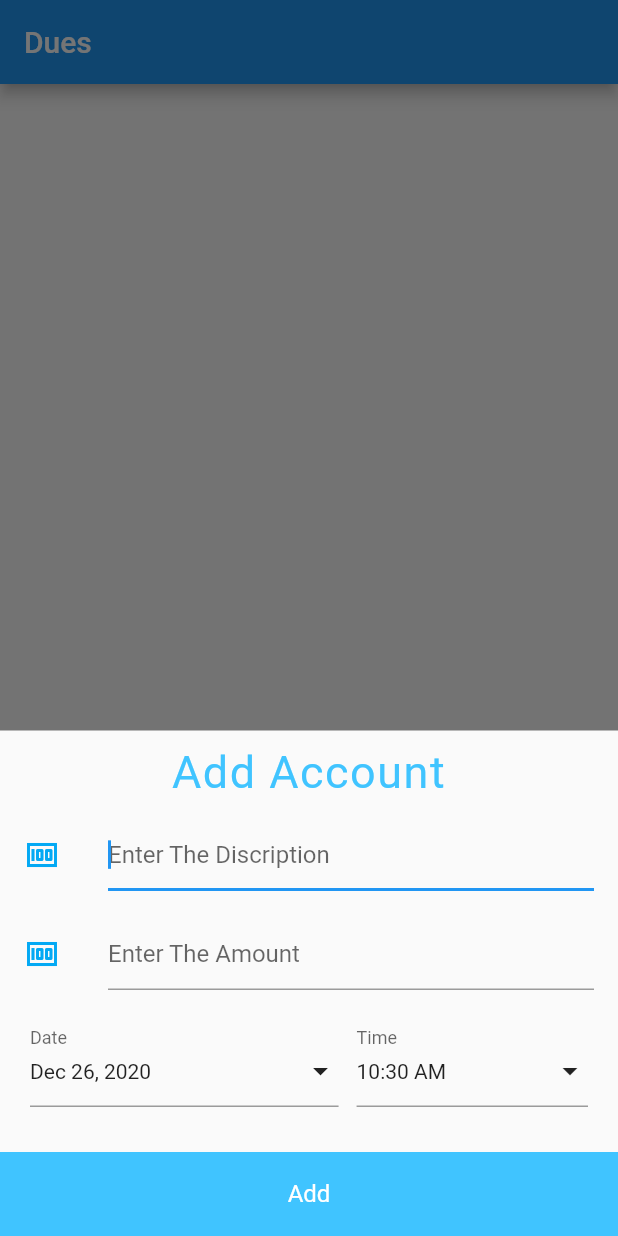
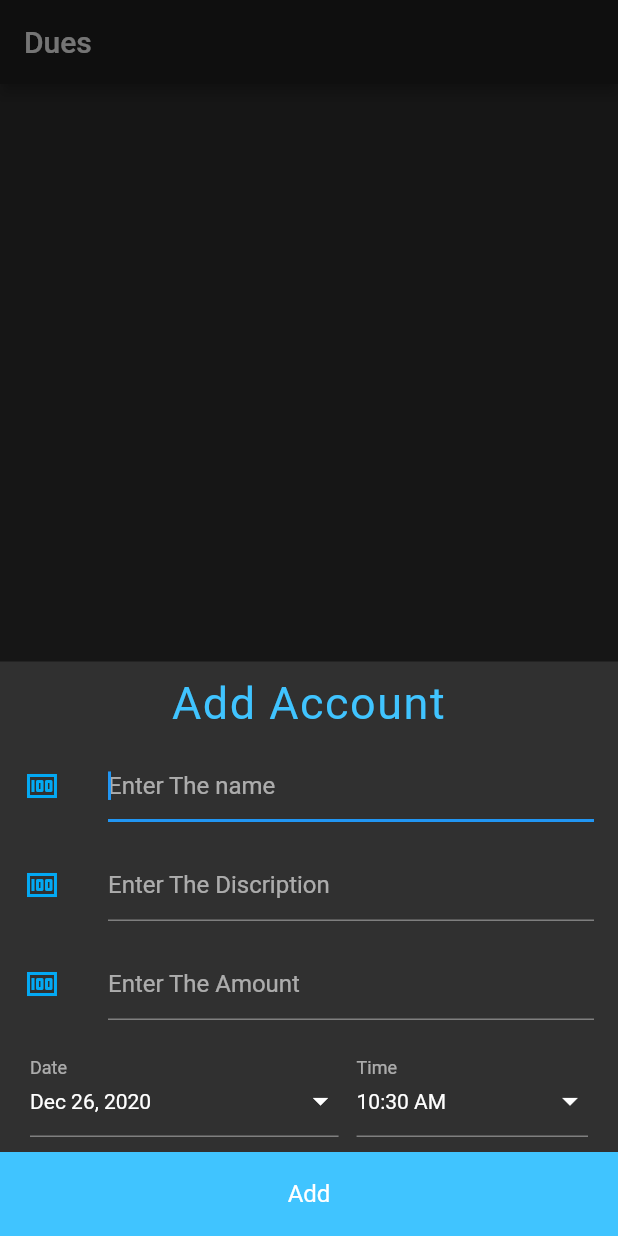
Before and after one commit to Rishabh-Negi/passbook, a Flutter app: the screen it shows after launch, after a tap on the "add" icon, on a phone screen of 412 x 824 dp. Run offline on Flutter 3.47's test engine with Material 2 defaults, Android fonts, the phone set to English and light mode, and no system bars; our stand-ins replace google_fonts, hive, hive_flutter; accounts and stored records are empty; generated files the repository leaves out were written again.

Commit message:
minor changes

```diff
--- a/lib/main.dart
+++ b/lib/main.dart
@@ -22,7 +22,7 @@ class MyApp extends StatelessWidget {
       title: 'Passbook',
       debugShowCheckedModeBanner: false,
       home: HomeLayout(),
-      theme: ThemeData.light().copyWith(
+      theme: ThemeData.dark().copyWith(
         visualDensity: VisualDensity.adaptivePlatformDensity,
       ),
     );
--- a/lib/model/account.dart
+++ b/lib/model/account.dart
@@ -6,23 +6,27 @@ part 'account.g.dart';
 @HiveType(typeId: 0)
 class Account {
   @HiveField(0)
+  String name;
+  @HiveField(1)
   String discription;
-  @HiveField(1)
+  @HiveField(2)
   int amount;
-  @HiveField(2)
+  @HiveField(3)
   String id;
-  @HiveField(3)
+  @HiveField(4)
   DateTime date;
-  @HiveField(4)
+  @HiveField(5)
   bool isCleared;
 
   Account({
+    @required this.name,
     @required this.discription,
     @required this.amount,
     @required this.id,
     @required this.date,
     this.isCleared = false,
-  })  : assert(discription != null),
+  })  : assert(name != null),
+        assert(discription != null),
         assert(amount != null),
         assert(id != null);
 
--- a/lib/screen/add_dues.dart
+++ b/lib/screen/add_dues.dart
@@ -1,11 +1,9 @@
 import 'package:hive/hive.dart';
 
-import '../model/account_data.dart';
 import '../model/account.dart';
 import '../style/style.dart';
 import '../widget/dateTime_picker.dart';
 import 'package:flutter/material.dart';
-import 'package:provider/provider.dart';
 
 class AddDuesScreen extends StatefulWidget {
   @override
@@ -15,6 +13,7 @@ class AddDuesScreen extends StatefulWidget {
 class _AddDuesScreenState extends State<AddDuesScreen> {
   String _id;
   String _discription;
+  String _name;
   int _amount;
   DateTime _currentDate = DateTime.now();
   TimeOfDay _currentTime = TimeOfDay.now();
@@ -51,6 +50,18 @@ class _AddDuesScreenState extends State<AddDuesScreen> {
           title: TextField(
             autofocus: true,
             textAlign: TextAlign.left,
+            decoration: InputDecoration(hintText: 'Enter The name'),
+            onChanged: (String value) {
+              _name = value;
+            },
+          ),
+        ),
+        SizedBox(height: 10.0),
+        ListTile(
+          leading: discriptionIcon,
+          title: TextField(
+            autofocus: true,
+            textAlign: TextAlign.left,
             decoration: InputDecoration(hintText: 'Enter The Discription'),
             onChanged: (String value) {
               _discription = value;
@@ -80,7 +91,7 @@ class _AddDuesScreenState extends State<AddDuesScreen> {
             _currentTime = newTime;
           },
         ),
-        SizedBox(height: 30.0),
+        SizedBox(height: 10.0),
         ListTile(
           tileColor: Colors.lightBlueAccent,
           title: Text(
@@ -99,6 +110,7 @@ class _AddDuesScreenState extends State<AddDuesScreen> {
 
             if (_discription != null || _amount != null) {
               due = Account(
+                name: _name,
                 amount: _amount,
                 date: _currentDate,
                 discription: _discription,
--- a/lib/screen/lock_screen.dart
+++ b/lib/screen/lock_screen.dart
@@ -29,7 +29,6 @@ class _LockScreenState extends State<LockScreen> {
             duration: Duration(milliseconds: 500),
             height: isOpen ? 0 : SizeConfig.height,
             width: SizeConfig.width,
-            color: Colors.black,
           ),
           isOpen
               ? Container()
--- a/lib/widget/due_tile.dart
+++ b/lib/widget/due_tile.dart
@@ -43,7 +43,7 @@ class DueTile extends StatelessWidget {
                 Container(
                   width: SizeConfig.width * 0.5,
                   child: Text(
-                    due.discription,
+                    due.name,
                     style: kTextStyle,
                   ),
                 ),
```
Also changed, not shown: lib/model/account.g.dart.
